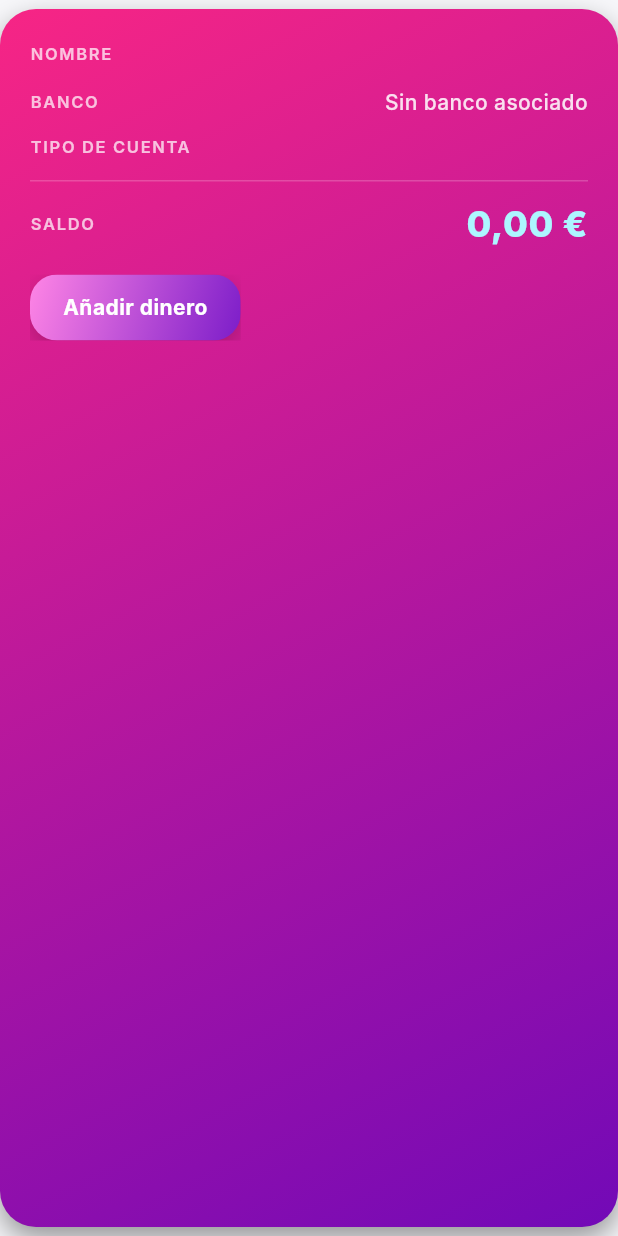
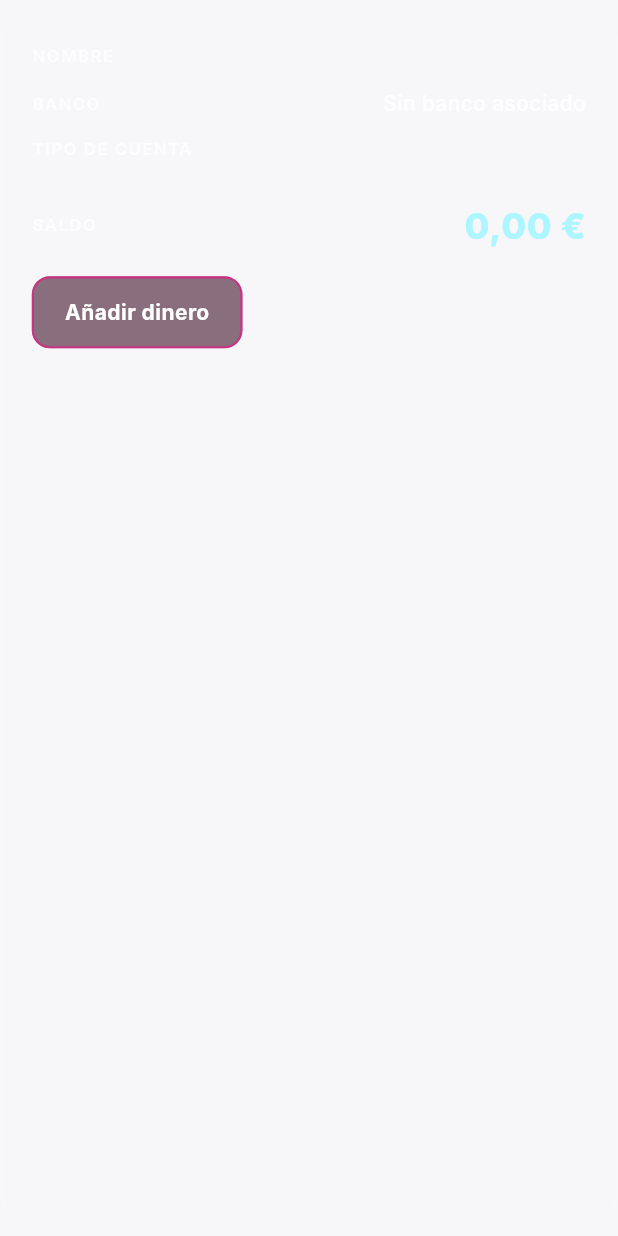
Before and after one commit to Thiagosnchz02/finai_flutter, a Flutter app: the AccountCard widget shown alone on an empty page, opened directly with empty values, on a phone screen of 412 x 824 dp. Run offline on Flutter 3.47's test engine with Material 3 defaults, Android fonts, the phone set to English and light mode, and no system bars; our stand-ins replace fl_chart, flutter_dotenv, flutter_svg, font_awesome_flutter, image_picker, intl_phone_field and 4 more; missing offline and left inert: flutter_facebook_auth; accounts and stored records are empty; Roboto replaces fonts that are missing (Inter).

Commit message:
feat: refresh account card buttons

```diff
--- /dev/null
+++ b/lib/features/accounts/widgets/account_button_styles.dart
@@ -0,0 +1,71 @@
+// lib/features/accounts/widgets/account_button_styles.dart
+
+import 'package:flutter/material.dart';
+
+class AccountButtonStyles {
+  AccountButtonStyles._();
+
+  static final ButtonStyle maroon = _base(
+    backgroundColor: const Color(0xFF2E0019),
+    borderColor: const Color(0xFFFF0088),
+    foregroundColor: Colors.white,
+  );
+
+  static final ButtonStyle pink = _base(
+    backgroundColor: const Color(0xFFFF0088),
+    borderColor: const Color(0xFFFF0088),
+    foregroundColor: Colors.white,
+  );
+
+  static ButtonStyle _base({
+    required Color backgroundColor,
+    required Color borderColor,
+    required Color foregroundColor,
+  }) {
+    final disabledBackground = backgroundColor.withOpacity(0.55);
+    final disabledBorder = borderColor.withOpacity(0.55);
+    final disabledForeground = foregroundColor.withOpacity(0.7);
+
+    return TextButton.styleFrom(
+      backgroundColor: backgroundColor,
+      foregroundColor: foregroundColor,
+      padding: const EdgeInsets.symmetric(horizontal: 22.0, vertical: 14.0),
+      shape: RoundedRectangleBorder(
+        borderRadius: BorderRadius.circular(12),
+      ),
+      side: BorderSide(color: borderColor, width: 1.4),
+      textStyle: const TextStyle(fontWeight: FontWeight.w700),
+    ).copyWith(
+      backgroundColor: MaterialStateProperty.resolveWith((states) {
+        if (states.contains(MaterialState.disabled)) {
+          return disabledBackground;
+        }
+        if (states.contains(MaterialState.pressed)) {
+          return backgroundColor.withOpacity(0.9);
+        }
+        return backgroundColor;
+      }),
+      foregroundColor: MaterialStateProperty.resolveWith((states) {
+        if (states.contains(MaterialState.disabled)) {
+          return disabledForeground;
+        }
+        return foregroundColor;
+      }),
+      overlayColor: MaterialStateProperty.resolveWith((states) {
+        if (states.contains(MaterialState.pressed)) {
+          return foregroundColor.withOpacity(0.12);
+        }
+        if (states.contains(MaterialState.hovered)) {
+          return foregroundColor.withOpacity(0.06);
+        }
+        return null;
+      }),
+      side: MaterialStateProperty.resolveWith((states) {
+        if (states.contains(MaterialState.disabled)) {
+          return BorderSide(color: disabledBorder, width: 1.4);
+        }
+        return BorderSide(color: borderColor, width: 1.4);
+      }),
+    );
+  }
+}
--- a/lib/features/accounts/widgets/account_card.dart
+++ b/lib/features/accounts/widgets/account_card.dart
@@ -3,6 +3,7 @@
 import 'package:flutter/material.dart';
 import 'package:intl/intl.dart';
 import '../models/account_model.dart';
+import 'account_button_styles.dart';
 
 class AccountCard extends StatelessWidget {
   final Account account;
@@ -37,20 +38,12 @@ class AccountCard extends StatelessWidget {
     return Container(
       margin: const EdgeInsets.symmetric(vertical: 6.0),
       decoration: BoxDecoration(
-        gradient: const LinearGradient(
-          colors: [Color(0xFFF72585), Color(0xFF7209B7)],
-          begin: Alignment.topLeft,
-          end: Alignment.bottomRight,
+        color: Colors.white.withOpacity(0.02),
+        borderRadius: BorderRadius.circular(24),
+        border: Border.all(
+          color: Colors.white.withOpacity(0.18),
+          width: 1.2,
         ),
-        borderRadius: BorderRadius.circular(24),
-        boxShadow: [
-          BoxShadow(
-            color: const Color(0x66000000),
-            blurRadius: 16,
-            offset: const Offset(0, 8),
-            spreadRadius: 0,
-          ),
-        ],
       ),
       child: Padding(
         padding: const EdgeInsets.symmetric(horizontal: 20.0, vertical: 18.0),
@@ -100,14 +93,16 @@ class AccountCard extends StatelessWidget {
                 runSpacing: 12,
                 children: [
                   if (shouldShowAddMoneyButton)
-                    _GradientActionButton(
+                    _AccountActionButton(
                       label: 'Añadir dinero',
-                      onTap: onAddMoney,
+                      onPressed: onAddMoney,
+                      style: AccountButtonStyles.maroon,
                     ),
                   if (shouldShowManageSavingsButton)
-                    _SolidActionButton(
+                    _AccountActionButton(
                       label: 'Gestionar mis huchas',
-                      onTap: onManageSavings,
+                      onPressed: onManageSavings,
+                      style: AccountButtonStyles.pink,
                     ),
               ],
             ),
@@ -180,94 +175,33 @@ class _AccountInfoRow extends StatelessWidget {
   }
 }
 
-class _GradientActionButton extends StatelessWidget {
-  const _GradientActionButton({
+class _AccountActionButton extends StatelessWidget {
+  const _AccountActionButton({
     required this.label,
-    required this.onTap,
+    required this.onPressed,
+    required this.style,
   });
 
   final String label;
-  final VoidCallback? onTap;
+  final VoidCallback? onPressed;
+  final ButtonStyle style;
 
   @override
   Widget build(BuildContext context) {
-    return Material(
-      color: Colors.transparent,
-      child: InkWell(
-        onTap: onTap,
-        borderRadius: BorderRadius.circular(18),
-        child: Ink(
-          decoration: BoxDecoration(
-            gradient: const LinearGradient(
-              colors: [Color(0xFFFF85E5), Color(0xFF7C1DC9)],
-              begin: Alignment.topLeft,
-              end: Alignment.bottomRight,
-            ),
-            borderRadius: BorderRadius.circular(18),
-            boxShadow: const [
-              BoxShadow(
-                color: Color(0x33000000),
-                blurRadius: 12,
-                offset: Offset(0, 6),
-              ),
-            ],
-          ),
-          padding:
-              const EdgeInsets.symmetric(horizontal: 22.0, vertical: 12.0),
+    final theme = Theme.of(context);
+    return ConstrainedBox(
+      constraints: const BoxConstraints(minHeight: 44),
+      child: TextButton(
+        onPressed: onPressed,
+        style: style,
         child: Text(
           label,
-            style: Theme.of(context).textTheme.labelLarge?.copyWith(
-                  color: Colors.white,
+          style: theme.textTheme.labelLarge?.copyWith(
             fontWeight: FontWeight.w700,
             letterSpacing: 0.3,
-                ),
           ),
         ),
       ),
     );
   }
 }
-
-class _SolidActionButton extends StatelessWidget {
-  const _SolidActionButton({
-    required this.label,
-    required this.onTap,
-  });
-
-  final String label;
-  final VoidCallback? onTap;
-
-  @override
-  Widget build(BuildContext context) {
-    return Material(
-      color: Colors.transparent,
-      child: InkWell(
-        onTap: onTap,
-        borderRadius: BorderRadius.circular(18),
-        child: Ink(
-          decoration: BoxDecoration(
-            color: const Color(0xFF008842),
-            borderRadius: BorderRadius.circular(18),
-            boxShadow: const [
-              BoxShadow(
-                color: Color(0x40000000),
-                blurRadius: 4,
-                offset: Offset(0, 4),
-              ),
-            ],
-          ),
-          padding:
-              const EdgeInsets.symmetric(horizontal: 22.0, vertical: 12.0),
-          child: Text(
-            label,
-            style: Theme.of(context).textTheme.labelLarge?.copyWith(
-                  color: Colors.white,
-                  fontWeight: FontWeight.w700,
-                  letterSpacing: 0.3,
-                ),
-          ),
-        ),
-      ),
-    );
-  }
-}
```
Lines whose indentation alone changed are shown as unchanged.
